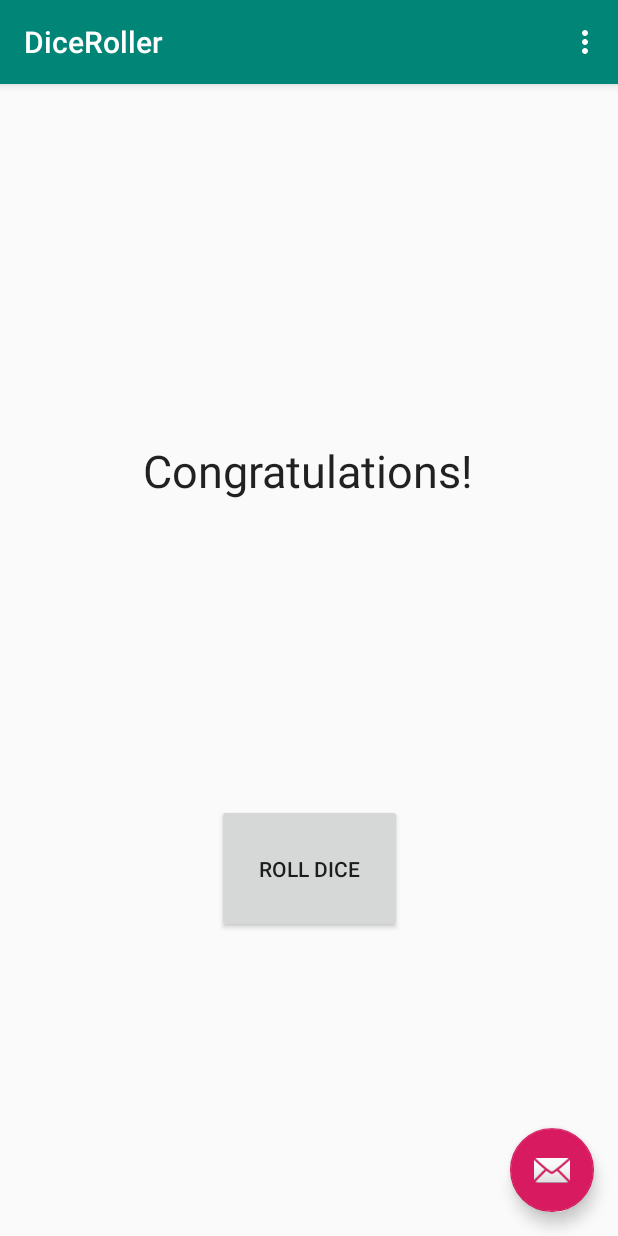
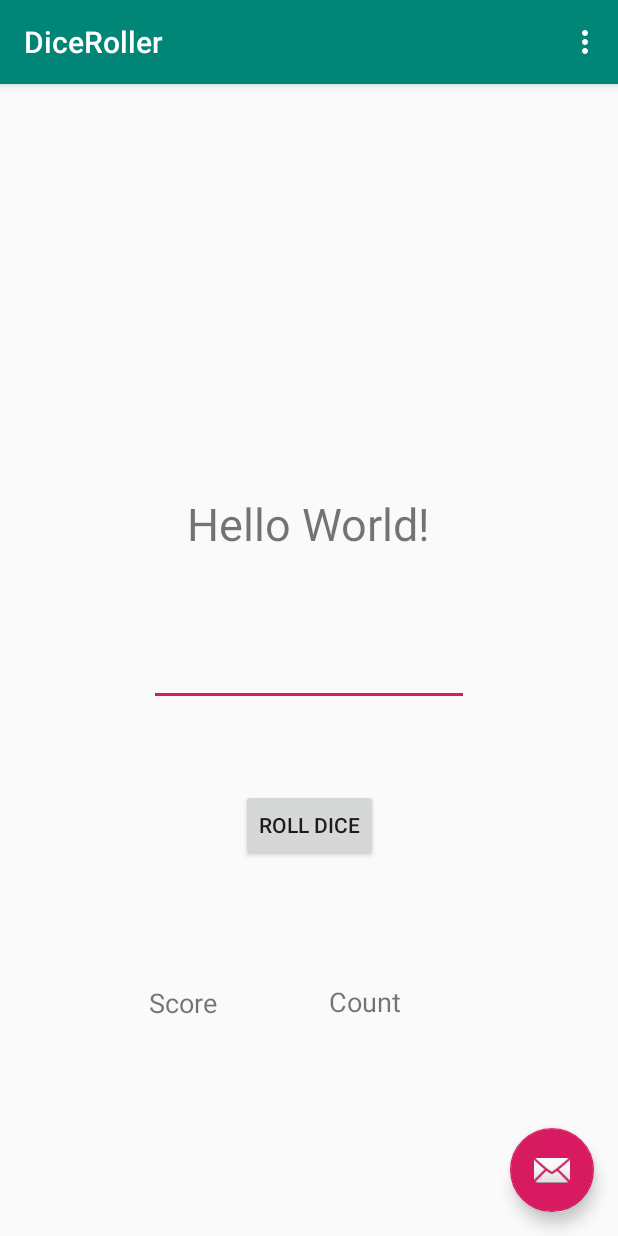
Before and after one commit to HennalM/DiceRoller, an Android app: the screen it shows after launch (MainActivity), on a phone screen of 412 x 824 dp. Run offline under Robolectric (Android 15) with nearby library versions, the phone set to English and light mode, and no system bars.

Commit message:
Added to code

```diff
--- a/app/src/main/java/com/example/diceroller/MainActivity.java
+++ b/app/src/main/java/com/example/diceroller/MainActivity.java
@@ -11,16 +11,38 @@ import androidx.appcompat.widget.Toolbar;
 import android.view.View;
 import android.view.Menu;
 import android.view.MenuItem;
+import android.widget.Button;
+import android.widget.EditText;
 import android.widget.TextView;
+import android.widget.Toast;
 
 import java.util.Random;
 
+//import static com.example./User/hennalmakwana/AndroidStudioProjext/.DiceRoller.R.id.numberEntered;
 public class MainActivity extends AppCompatActivity {
+
+    private TextView mgTV;
+    private EditText numberEntered;
+    private Button validate;
+    private Object numberToFind;
+    private int counter = 0;
+    private TextView base;
+    private TextView view;
 
     @Override
     protected void onCreate(Bundle savedInstanceState) {
         super.onCreate(savedInstanceState);
         setContentView(R.layout.activity_main);
+
+        mgTV = (TextView) findViewById(R.id.HelloWorld);
+        numberEntered = (EditText) findViewById(R.id.numberEntered);
+        base = (TextView) findViewById(R.id.count);
+        view = (TextView) findViewById(R.id.counter);
+
+
+
+
+
         Toolbar toolbar = findViewById(R.id.toolbar);
         setSupportActionBar(toolbar);
 
@@ -56,14 +78,28 @@ public class MainActivity extends AppCompatActivity {
         return super.onOptionsItemSelected(item);
     }
 
-    public void on_button_click(View view){
-        TextView tv = this.findViewById(R.id.RollDice);
-                Random r = new Random();
-        int number = r.nextInt(6) +1;
-        try {
-            tv.setText(number);
-        }catch (Exception ex) {
-            tv.setText(ex.toString());
+    public void on_button_click(View view)
+    {
+        TextView tv = (TextView) this.findViewById(R.id.RollDice);
+
+        Random r = new Random();
+
+        int number = r.nextInt(6);
+
+        tv.setText(Integer.toString(number));
+
+        int n = Integer.parseInt(numberEntered.getText().toString());
+
+        if (n < 1 || n > 6)
+        {
+            Toast.makeText(this, "Invalid input, the number must be between 1 - 6", Toast.LENGTH_SHORT).show();
+        }
+        else if (n == number)
+        {
+            Toast.makeText(this, "CONGRATULATION!, The number is a match!", Toast.LENGTH_SHORT).show();
+            counter = counter  +1;
+            base.setText(Integer.toString(counter));
         }
     }
+
 }
--- a/app/src/main/res/layout/content_main.xml
+++ b/app/src/main/res/layout/content_main.xml
@@ -9,28 +9,66 @@
     tools:showIn="@layout/activity_main">
 
     <TextView
-        android:id="@+id/textView"
+        android:id="@+id/HelloWorld"
         android:layout_width="wrap_content"
         android:layout_height="wrap_content"
-        android:text="Congratulations!"
-        android:textAppearance="@style/TextAppearance.AppCompat.Large"
+        android:text="Hello World!"
         android:textSize="30sp"
         app:layout_constraintBottom_toBottomOf="parent"
-        app:layout_constraintHorizontal_bias="0.497"
+        app:layout_constraintEnd_toEndOf="parent"
         app:layout_constraintLeft_toLeftOf="parent"
         app:layout_constraintRight_toRightOf="parent"
+        app:layout_constraintStart_toStartOf="parent"
         app:layout_constraintTop_toTopOf="parent"
-        app:layout_constraintVertical_bias="0.326" />
+        app:layout_constraintVertical_bias="0.375" />
 
     <Button
         android:id="@+id/RollDice"
-        android:layout_width="123dp"
-        android:layout_height="86dp"
+        android:layout_width="wrap_content"
+        android:layout_height="wrap_content"
         android:onClick="on_button_click"
         android:text="Roll Dice"
         app:layout_constraintBottom_toBottomOf="parent"
         app:layout_constraintEnd_toEndOf="parent"
         app:layout_constraintStart_toStartOf="parent"
-        app:layout_constraintTop_toBottomOf="@+id/textView" />
+        app:layout_constraintTop_toBottomOf="@+id/HelloWorld"
+        app:layout_constraintVertical_bias="0.386" />
+
+    <EditText
+        android:id="@+id/numberEntered"
+        android:layout_width="wrap_content"
+        android:layout_height="wrap_content"
+        android:ems="10"
+        android:inputType="number"
+        app:layout_constraintBottom_toTopOf="@+id/RollDice"
+        app:layout_constraintEnd_toEndOf="parent"
+        app:layout_constraintStart_toStartOf="parent"
+        app:layout_constraintTop_toBottomOf="@+id/HelloWorld" />
+
+    <TextView
+        android:id="@+id/counter"
+        android:layout_width="94dp"
+        android:layout_height="34dp"
+        android:text="Score"
+        android:textSize="18sp"
+        app:layout_constraintBottom_toBottomOf="parent"
+        app:layout_constraintEnd_toEndOf="parent"
+        app:layout_constraintHorizontal_bias="0.312"
+        app:layout_constraintStart_toStartOf="parent"
+        app:layout_constraintTop_toTopOf="parent"
+        app:layout_constraintVertical_bias="0.817" />
+
+    <TextView
+        android:id="@+id/count"
+        android:layout_width="93dp"
+        android:layout_height="32dp"
+        android:text="Count"
+        android:textSize="18sp"
+        app:layout_constraintBottom_toBottomOf="parent"
+        app:layout_constraintEnd_toEndOf="parent"
+        app:layout_constraintHorizontal_bias="0.688"
+        app:layout_constraintStart_toStartOf="parent"
+        app:layout_constraintTop_toTopOf="parent"
+        app:layout_constraintVertical_bias="0.814" />
 
 </androidx.constraintlayout.widget.ConstraintLayout>
```
